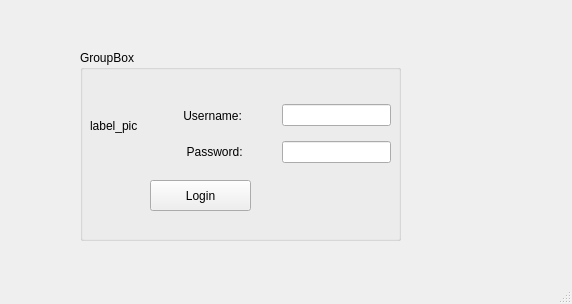
First picture: the form in mywindow.ui, repository saadbrb/Qt_App_Login_first, before the edit.
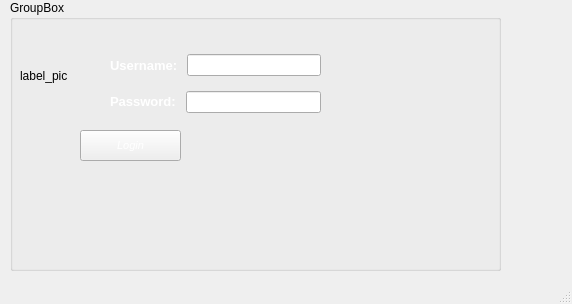
Second picture: the form after the edit. Icons and pictures are not drawn.

```diff
--- a/mywindow.ui
+++ b/mywindow.ui
@@ -17,16 +17,19 @@
    <widget class="QGroupBox" name="groupBox">
     <property name="geometry">
      <rect>
-      <x>80</x>
-      <y>50</y>
-      <width>321</width>
-      <height>191</height>
+      <x>10</x>
+      <y>0</y>
+      <width>491</width>
+      <height>271</height>
      </rect>
     </property>
+    <property name="styleSheet">
+     <string notr="true">background-image: url(:/background_image/image/Screenshot (117).png);</string>
+    </property>
     <property name="title">
      <string>GroupBox</string>
     </property>
-    <widget class="QWidget" name="">
+    <widget class="QWidget" name="layoutWidget">
      <property name="geometry">
       <rect>
        <x>100</x>
@@ -39,16 +42,20 @@
       <item>
        <widget class="QLabel" name="label">
         <property name="text">
-         <string> Username:          </string>
+         <string>&lt;html&gt;&lt;head/&gt;&lt;body&gt;&lt;p&gt;&lt;span style=&quot; font-size:10pt; font-weight:600; color:#ffffff;&quot;&gt;Username: &lt;/span&gt;&lt;/p&gt;&lt;/body&gt;&lt;/html&gt;</string>
         </property>
        </widget>
       </item>
       <item>
-       <widget class="QLineEdit" name="lineEdit_username"/>
+       <widget class="QLineEdit" name="lineEdit_username">
+        <property name="styleSheet">
+         <string notr="true">color: rgb(255, 255, 255);</string>
+        </property>
+       </widget>
       </item>
      </layout>
     </widget>
-    <widget class="QWidget" name="">
+    <widget class="QWidget" name="layoutWidget">
      <property name="geometry">
       <rect>
        <x>100</x>
@@ -61,12 +68,15 @@
       <item>
        <widget class="QLabel" name="label_2">
         <property name="text">
-         <string>  Password:          </string>
+         <string>&lt;html&gt;&lt;head/&gt;&lt;body&gt;&lt;p&gt;&lt;span style=&quot; font-size:10pt; font-weight:600; color:#ffffff;&quot;&gt;Password: &lt;/span&gt;&lt;/p&gt;&lt;/body&gt;&lt;/html&gt;</string>
         </property>
        </widget>
       </item>
       <item>
        <widget class="QLineEdit" name="lineEdit_password">
+        <property name="styleSheet">
+         <string notr="true">color: rgb(255, 255, 255);</string>
+        </property>
         <property name="echoMode">
          <enum>QLineEdit::Password</enum>
         </property>
@@ -83,6 +93,12 @@
        <height>31</height>
       </rect>
      </property>
+     <property name="styleSheet">
+      <string notr="true">font-size:11px;
+color: rgb(255, 255, 255);
+font-style:italic;
+</string>
+     </property>
      <property name="text">
       <string>Login</string>
      </property>
```
